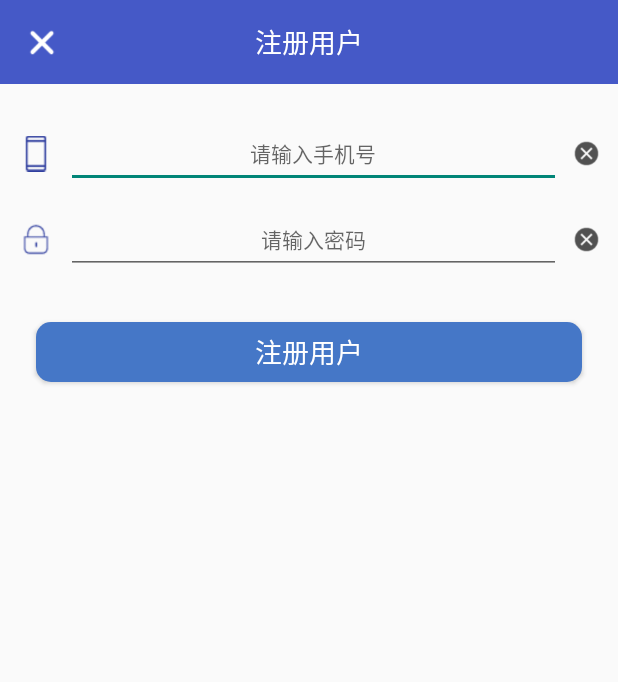
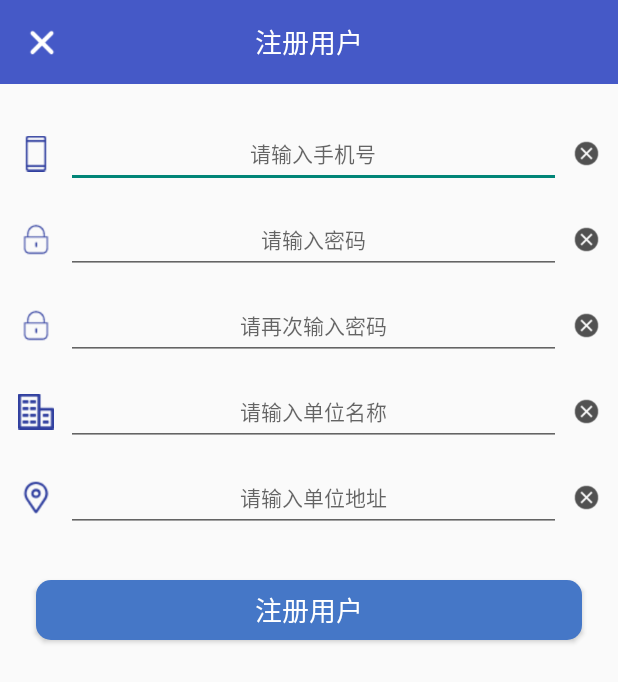
Before and after one commit to LanceShu/Uvegetable, an Android app: the RegisterActivity screen opened directly, with no data from a screen before it, on a phone screen of 412 x 824 dp. Shown: the top 682 px of the screen. Run offline under Robolectric (Android 15) with nearby library versions, the phone set to English and light mode, and no system bars; our stand-ins replace ButterKnife.

Commit message:
completed registerUI

```diff
--- a/app/src/main/java/com/ucai/uvegetable/fragment/MeFragment.java
+++ b/app/src/main/java/com/ucai/uvegetable/fragment/MeFragment.java
@@ -101,7 +101,7 @@ public class MeFragment extends Fragment {
         ImageView clearPass = dialog.findViewById(R.id.login_clear_pass);
         Button loginIn = dialog.findViewById(R.id.login_in);
         Button loginRegister = dialog.findViewById(R.id.login_register);
-        Button loginNext = dialog.findViewById(R.id.login_next);
+        ImageView loginNext = dialog.findViewById(R.id.login_next);
         clearName.setOnClickListener((view -> loginName.setText("")));
         clearPass.setOnClickListener((view -> loginPass.setText("")));
         loginIn.setOnClickListener((view -> {
--- a/app/src/main/java/com/ucai/uvegetable/view/MainActivity.java
+++ b/app/src/main/java/com/ucai/uvegetable/view/MainActivity.java
@@ -52,7 +52,7 @@ public class MainActivity extends BaseActivity implements BottomNavigationView.O
         ImageView clearPass = dialog.findViewById(R.id.login_clear_pass);
         Button loginIn = dialog.findViewById(R.id.login_in);
         Button loginRegister = dialog.findViewById(R.id.login_register);
-        Button loginNext = dialog.findViewById(R.id.login_next);
+        ImageView loginNext = dialog.findViewById(R.id.login_next);
         clearName.setOnClickListener((view -> loginName.setText("")));
         clearPass.setOnClickListener((view -> loginPass.setText("")));
         loginIn.setOnClickListener((view -> {
--- a/app/src/main/java/com/ucai/uvegetable/view/RegisterActivity.java
+++ b/app/src/main/java/com/ucai/uvegetable/view/RegisterActivity.java
@@ -25,20 +25,38 @@ public class RegisterActivity extends BaseActivity {
     @BindView(R.id.title_content)
     TextView title;
 
-    @BindView(R.id.register_name)
-    EditText register_name;
+    @BindView(R.id.register_phone)
+    EditText register_phone;
 
     @BindView(R.id.register_pass)
     EditText register_pass;
 
-    @BindView(R.id.clear_name)
-    ImageView clear_name;
+    @BindView(R.id.register_again_pass)
+    EditText register_again_pass;
+
+    @BindView(R.id.clear_again_pass)
+    ImageView clear_again_pass;
+
+    @BindView(R.id.clear_phone)
+    ImageView clear_phone;
 
     @BindView(R.id.clear_pass)
     ImageView clear_pass;
 
     @BindView(R.id.register_user)
     Button register_user;
+
+    @BindView(R.id.register_name)
+    EditText register_name;
+
+    @BindView(R.id.clear_name)
+    ImageView clear_name;
+
+    @BindView(R.id.register_addr)
+    EditText register_addr;
+
+    @BindView(R.id.clear_addr)
+    ImageView clear_addr;
 
     @Override
     protected void onCreate(@Nullable Bundle savedInstanceState) {
@@ -52,9 +70,9 @@ public class RegisterActivity extends BaseActivity {
         title.setText(R.string.register);
     }
 
-    @OnClick(R.id.clear_name)
-    void clearName() {
-        register_name.setText("");
+    @OnClick(R.id.clear_phone)
+    void clearPhone() {
+        register_phone.setText("");
     }
 
     @OnClick(R.id.clear_pass)
@@ -62,14 +80,32 @@ public class RegisterActivity extends BaseActivity {
         register_pass.setText("");
     }
 
+    @OnClick(R.id.clear_again_pass)
+    void clearAgainPass() {
+        register_again_pass.setText("");
+    }
+
     @OnClick(R.id.register_user)
     void registerUser() {
+        String phone = register_phone.getText().toString();
+        String pass = register_pass.getText().toString();
+        String pass_again = register_again_pass.getText().toString();
         String name = register_name.getText().toString();
-        String pass = register_pass.getText().toString();
+        String addr = register_addr.getText().toString();
     }
 
     @OnClick(R.id.title_cancel)
     void titleCancel() {
         this.finish();
     }
+
+    @OnClick(R.id.clear_name)
+    void clearName() {
+        register_name.setText("");
+    }
+
+    @OnClick(R.id.clear_addr)
+    void clearAddr() {
+        register_addr.setText("");
+    }
 }
--- a/app/src/main/res/layout/register_layout.xml
+++ b/app/src/main/res/layout/register_layout.xml
@@ -21,7 +21,7 @@
             android:layout_gravity="center" />
 
         <EditText
-            android:id="@+id/register_name"
+            android:id="@+id/register_phone"
             android:layout_width="0dp"
             android:layout_weight="1"
             android:layout_height="match_parent"
@@ -35,7 +35,7 @@
             android:inputType="phone"/>
 
         <ImageView
-            android:id="@+id/clear_name"
+            android:id="@+id/clear_phone"
             android:layout_width="18dp"
             android:layout_height="18dp"
             android:layout_gravity="center"
@@ -79,6 +79,114 @@
 
     </LinearLayout>
 
+    <LinearLayout
+        android:layout_width="match_parent"
+        android:layout_height="45dp"
+        android:orientation="horizontal"
+        android:layout_marginStart="12dp"
+        android:layout_marginEnd="12dp"
+        android:layout_marginTop="12dp">
+
+        <ImageView
+            android:layout_width="24dp"
+            android:layout_height="30dp"
+            android:src="@drawable/login_pass"
+            android:layout_gravity="center" />
+
+        <EditText
+            android:id="@+id/register_again_pass"
+            android:layout_width="0dp"
+            android:layout_weight="1"
+            android:layout_height="match_parent"
+            android:layout_marginStart="8dp"
+            android:layout_marginEnd="8dp"
+            android:hint="@string/pass_again_hint"
+            android:textSize="14sp"
+            android:gravity="center"
+            android:textColor="#1b1b1b"
+            android:inputType="textPassword"/>
+
+        <ImageView
+            android:id="@+id/clear_again_pass"
+            android:layout_width="18dp"
+            android:layout_height="18dp"
+            android:layout_gravity="center"
+            android:src="@drawable/login_clear"/>
+
+    </LinearLayout>
+
+    <LinearLayout
+        android:layout_width="match_parent"
+        android:layout_height="45dp"
+        android:orientation="horizontal"
+        android:layout_marginStart="12dp"
+        android:layout_marginEnd="12dp"
+        android:layout_marginTop="12dp">
+
+        <ImageView
+            android:layout_width="24dp"
+            android:layout_height="30dp"
+            android:src="@drawable/register_name"
+            android:layout_gravity="center" />
+
+        <EditText
+            android:id="@+id/register_name"
+            android:layout_width="0dp"
+            android:layout_weight="1"
+            android:layout_height="match_parent"
+            android:layout_marginStart="8dp"
+            android:layout_marginEnd="8dp"
+            android:hint="@string/register_name"
+            android:textSize="14sp"
+            android:gravity="center"
+            android:textColor="#1b1b1b"
+            android:inputType="text"/>
+
+        <ImageView
+            android:id="@+id/clear_name"
+            android:layout_width="18dp"
+            android:layout_height="18dp"
+            android:layout_gravity="center"
+            android:src="@drawable/login_clear"/>
+
+    </LinearLayout>
+
+    <LinearLayout
+        android:layout_width="match_parent"
+        android:layout_height="45dp"
+        android:orientation="horizontal"
+        android:layout_marginStart="12dp"
+        android:layout_marginEnd="12dp"
+        android:layout_marginTop="12dp">
+
+        <ImageView
+            android:layout_width="24dp"
+            android:layout_height="30dp"
+            android:src="@drawable/register_addr"
+            android:layout_gravity="center" />
+
+        <EditText
+            android:id="@+id/register_addr"
+            android:layout_width="0dp"
+            android:layout_weight="1"
+            android:layout_height="match_parent"
+            android:layout_marginStart="8dp"
+            android:layout_marginEnd="8dp"
+            android:hint="@string/register_addr"
+            android:textSize="14sp"
+            android:gravity="center"
+            android:textColor="#1b1b1b"
+            android:inputType="text"/>
+
+        <ImageView
+            android:id="@+id/clear_addr"
+            android:layout_width="18dp"
+            android:layout_height="18dp"
+            android:layout_gravity="center"
+            android:src="@drawable/login_clear"/>
+
+    </LinearLayout>
+
     <Button
         android:id="@+id/register_user"
         android:layout_width="match_parent"
--- a/app/src/main/res/values/strings.xml
+++ b/app/src/main/res/values/strings.xml
@@ -6,11 +6,16 @@
     <string name="login_title">用户登录</string>
     <string name="login_name_hint">请输入手机号</string>
     <string name="login_pass_hint">请输入密码</string>
+    <string name="pass_again_hint">请再次输入密码</string>
     <string name="login_remember">记住密码</string>
     <string name="login_register">注册用户?</string>
     <string name="login_in">登录</string>
     <string name="login_next">下次再说</string>
+
+    <!--register_layout-->
     <string name="register">注册用户</string>
+    <string name="register_name">请输入单位名称</string>
+    <string name="register_addr">请输入单位地址</string>
 
     <!--me_fragment-->
     <string name="me_login_register">登录/注册</string>
```
Also changed, not shown: app/src/main/res/drawable/register_top.xml (added, +7 -0 lines), app/src/main/res/layout/login_layout.xml (+30 -36 lines), app/src/main/res/drawable/register_addr.png (added), app/src/main/res/drawable/register_name.png (added).
